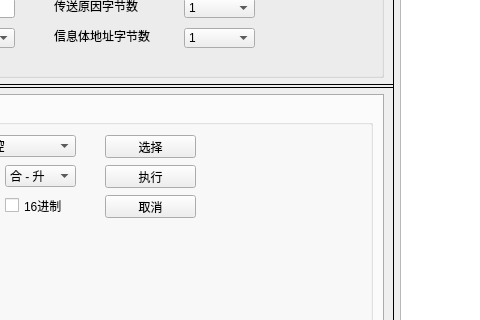
Qt form src/form/dialogpma.ui (whx110123/nettool) before a commit; both pictures show x 227 to 707 and y 151 to 471 of the 1040 by 600 pixel window.
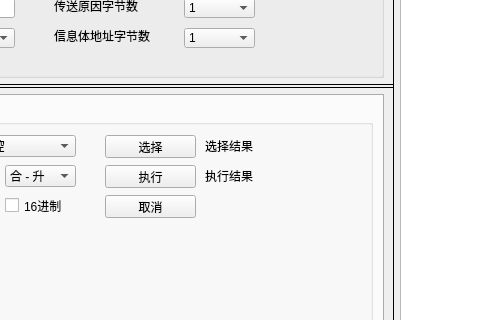
The same form after that commit. The open tabs and pages were chosen to show the change.

The edit to the form file:
```diff
--- a/src/form/dialogpma.ui
+++ b/src/form/dialogpma.ui
@@ -762,6 +762,32 @@
                   <string>执行</string>
                  </property>
                 </widget>
+                <widget class="QLabel" name="label_select">
+                 <property name="geometry">
+                  <rect>
+                   <x>390</x>
+                   <y>30</y>
+                   <width>71</width>
+                   <height>21</height>
+                  </rect>
+                 </property>
+                 <property name="text">
+                  <string>选择结果</string>
+                 </property>
+                </widget>
+                <widget class="QLabel" name="label_execute">
+                 <property name="geometry">
+                  <rect>
+                   <x>390</x>
+                   <y>60</y>
+                   <width>71</width>
+                   <height>21</height>
+                  </rect>
+                 </property>
+                 <property name="text">
+                  <string>执行结果</string>
+                 </property>
+                </widget>
                </widget>
               </item>
              </layout>
```
Left out of the diff: 2 changed lines with no effect on the pictures.
